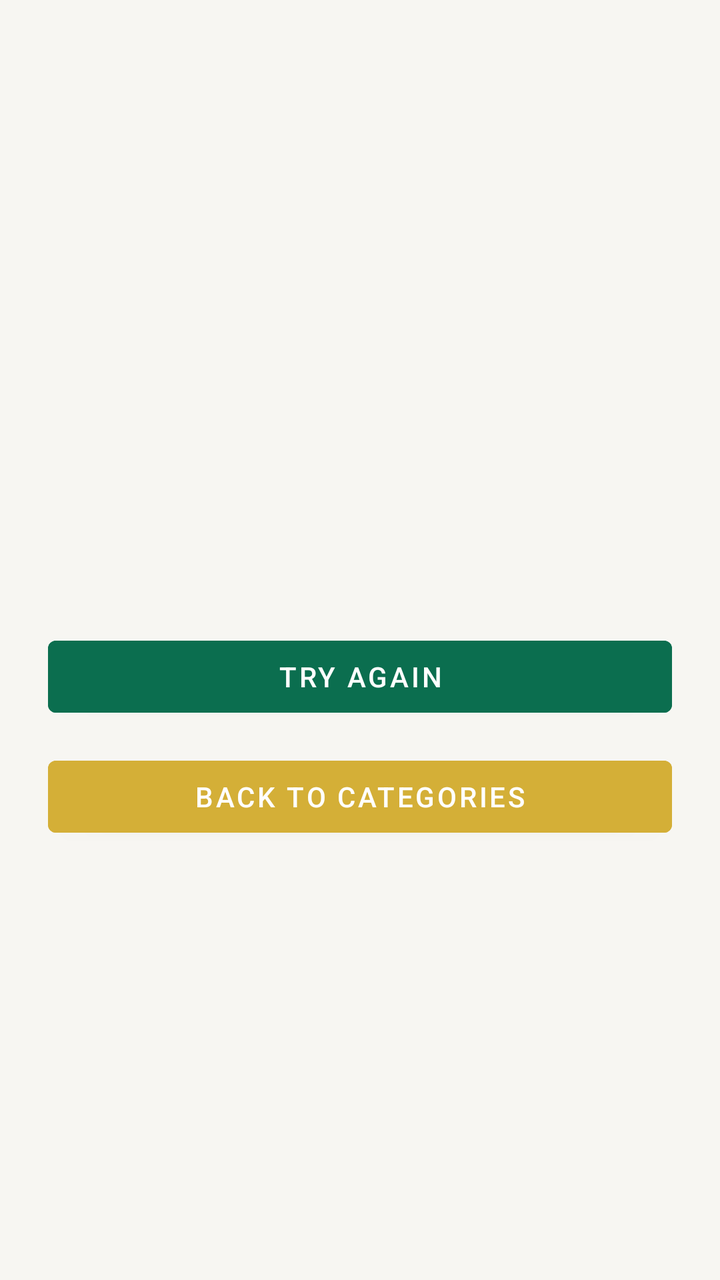
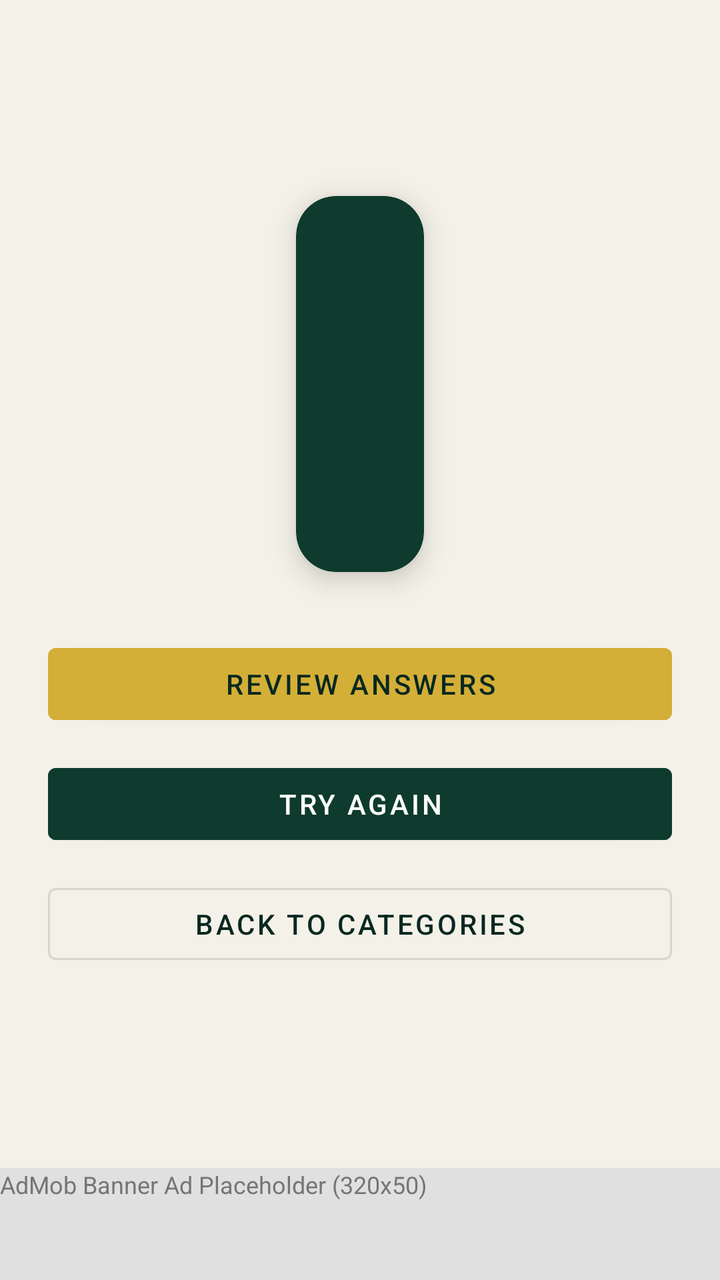

Compare the two renders of this Android layout. The source of the first and the diff that turns it into the second are given below.
<!-- AndroidManifest.xml: application theme Theme.PakQuiz -->
<!-- res/layout/activity_result.xml -->
<?xml version="1.0" encoding="utf-8"?>
<LinearLayout xmlns:android="http://schemas.android.com/apk/res/android"
    android:layout_width="match_parent"
    android:layout_height="match_parent"
    android:orientation="vertical"
    android:background="@color/background"
    android:gravity="center"
    android:padding="24dp">

    <TextView
        android:id="@+id/scoreText"
        android:layout_width="wrap_content"
        android:layout_height="wrap_content"
        android:textColor="@color/primary_dark"
        android:textSize="26sp"
        android:textStyle="bold" />

    <TextView
        android:id="@+id/bestScoreText"
        android:layout_width="wrap_content"
        android:layout_height="wrap_content"
        android:layout_marginTop="8dp"
        android:textColor="@color/text_dark"
        android:textSize="16sp" />

    <Button
        android:id="@+id/retryButton"
        android:layout_width="match_parent"
        android:layout_height="wrap_content"
        android:layout_marginTop="32dp"
        android:text="@string/try_again"
        android:backgroundTint="@color/primary" />

    <Button
        android:id="@+id/homeButton"
        android:layout_width="match_parent"
        android:layout_height="wrap_content"
        android:layout_marginTop="12dp"
        android:text="@string/back_to_categories"
        android:backgroundTint="@color/accent" />

</LinearLayout>
<!-- resources referenced by this layout -->
<resources>
  <color name="accent">#D4AF37</color>
  <color name="background">#F7F6F2</color>
  <color name="primary">#0B6E4F</color>
  <color name="primary_dark">#084C37</color>
  <color name="text_dark">#1B1B1B</color>
  <string name="back_to_categories">Back to Categories</string>
  <string name="try_again">Try Again</string>
  <style name="Theme.PakQuiz" parent="Theme.MaterialComponents.DayNight.NoActionBar">
          <item name="colorPrimary">@color/primary</item>
          <item name="colorPrimaryDark">@color/primary_dark</item>
          <item name="colorAccent">@color/accent</item>
          <item name="android:windowBackground">@color/background</item>
      </style>
</resources>

<!-- the commit's change to res/layout/activity_result.xml (unified diff, before → after) -->
@@ -1,42 +1,103 @@
 <?xml version="1.0" encoding="utf-8"?>
 <LinearLayout xmlns:android="http://schemas.android.com/apk/res/android"
+    xmlns:app="http://schemas.android.com/apk/res-auto"
     android:layout_width="match_parent"
     android:layout_height="match_parent"
     android:orientation="vertical"
-    android:background="@color/background"
-    android:gravity="center"
-    android:padding="24dp">
+    android:background="@color/background">
 
-    <TextView
-        android:id="@+id/scoreText"
-        android:layout_width="wrap_content"
-        android:layout_height="wrap_content"
-        android:textColor="@color/primary_dark"
-        android:textSize="26sp"
-        android:textStyle="bold" />
+    <LinearLayout
+        android:layout_width="match_parent"
+        android:layout_height="0dp"
+        android:layout_weight="1"
+        android:orientation="vertical"
+        android:gravity="center"
+        android:padding="24dp">
 
-    <TextView
-        android:id="@+id/bestScoreText"
-        android:layout_width="wrap_content"
-        android:layout_height="wrap_content"
-        android:layout_marginTop="8dp"
-        android:textColor="@color/text_dark"
-        android:textSize="16sp" />
+        <com.google.android.material.card.MaterialCardView
+            android:layout_width="wrap_content"
+            android:layout_height="wrap_content"
+            app:cardCornerRadius="20dp"
+            app:cardElevation="8dp"
+            app:cardBackgroundColor="@color/primary">
 
-    <Button
-        android:id="@+id/retryButton"
+            <LinearLayout
+                android:layout_width="wrap_content"
+                android:layout_height="wrap_content"
+                android:orientation="vertical"
+                android:gravity="center"
+                android:padding="32dp">
+
+                <TextView
+                    android:layout_width="wrap_content"
+                    android:layout_height="wrap_content"
+                    android:text="\uD83C\uDFC6"
+                    android:textSize="40sp" />
+
+                <TextView
+                    android:id="@+id/scoreText"
+                    android:layout_width="wrap_content"
+                    android:layout_height="wrap_content"
+                    android:layout_marginTop="12dp"
+                    android:textColor="@color/white"
+                    android:textSize="24sp"
+                    android:textStyle="bold" />
+
+                <TextView
+                    android:id="@+id/bestScoreText"
+                    android:layout_width="wrap_content"
+                    android:layout_height="wrap_content"
+                    android:layout_marginTop="6dp"
+                    android:textColor="@color/accent_light"
+                    android:textSize="15sp" />
+
+            </LinearLayout>
+
+        </com.google.android.material.card.MaterialCardView>
+
+        <Button
+            android:id="@+id/reviewButton"
+            android:layout_width="match_parent"
+            android:layout_height="wrap_content"
+            android:layout_marginTop="32dp"
+            android:text="@string/review_answers"
+            android:textColor="@color/primary_dark"
+            android:backgroundTint="@color/accent" />
+
+        <Button
+            android:id="@+id/retryButton"
+            android:layout_width="match_parent"
+            android:layout_height="wrap_content"
+            android:layout_marginTop="12dp"
+            android:text="@string/try_again"
+            android:textColor="@color/white"
+            android:backgroundTint="@color/primary" />
+
+        <Button
+            android:id="@+id/homeButton"
+            android:layout_width="match_parent"
+            android:layout_height="wrap_content"
+            android:layout_marginTop="12dp"
+            android:text="@string/back_to_categories"
+            android:textColor="@color/primary_dark"
+            style="@style/Widget.MaterialComponents.Button.OutlinedButton" />
+
+    </LinearLayout>
+
+    
+    <FrameLayout
         android:layout_width="match_parent"
-        android:layout_height="wrap_content"
-        android:layout_marginTop="32dp"
-        android:text="@string/try_again"
-        android:backgroundTint="@color/primary" />
+        android:layout_height="56dp"
+        android:background="#E0E0E0"
+        android:gravity="center">
 
-    <Button
-        android:id="@+id/homeButton"
-        android:layout_width="match_parent"
-        android:layout_height="wrap_content"
-        android:layout_marginTop="12dp"
-        android:text="@string/back_to_categories"
-        android:backgroundTint="@color/accent" />
+        <TextView
+            android:layout_width="wrap_content"
+            android:layout_height="wrap_content"
+            android:text="AdMob Banner Ad Placeholder (320x50)"
+            android:textColor="#757575"
+            android:textSize="12sp" />
+
+    </FrameLayout>
 
 </LinearLayout>
<!-- resource entries referenced after the edit -->
@@ -1,17 +1,20 @@
 <!-- resources referenced by this layout -->
 <resources>
   <color name="accent">#D4AF37</color>
-  <color name="background">#F7F6F2</color>
-  <color name="primary">#0B6E4F</color>
-  <color name="primary_dark">#084C37</color>
-  <color name="text_dark">#1B1B1B</color>
+  <color name="accent_light">#E8C766</color>
+  <color name="background">#F4F1E8</color>
+  <color name="primary">#0E3B2E</color>
+  <color name="primary_dark">#082821</color>
+  <color name="white">#FFFFFF</color>
   <string name="back_to_categories">Back to Categories</string>
+  <string name="review_answers">Review Answers</string>
   <string name="try_again">Try Again</string>
   <style name="Theme.PakQuiz" parent="Theme.MaterialComponents.DayNight.NoActionBar">
           <item name="colorPrimary">@color/primary</item>
           <item name="colorPrimaryDark">@color/primary_dark</item>
           <item name="colorAccent">@color/accent</item>
           <item name="android:windowBackground">@color/background</item>
+          <item name="android:statusBarColor">@color/primary_dark</item>
       </style>
 </resources>
 
